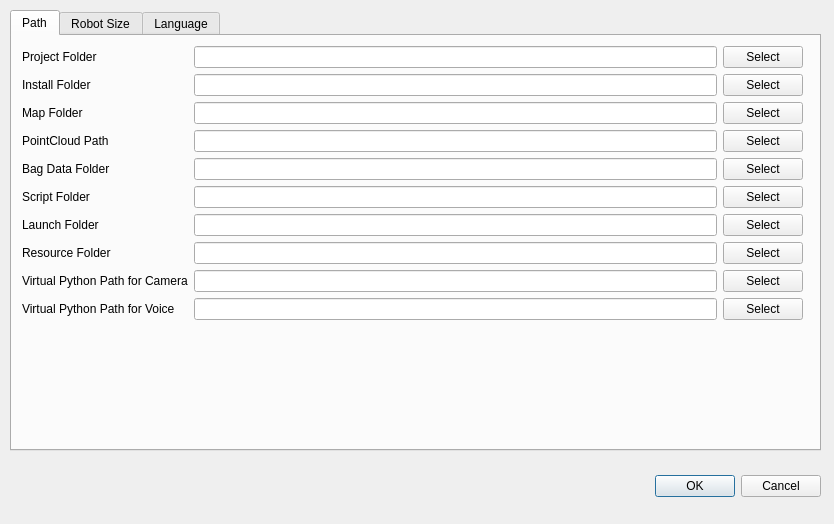
Above: src/robot_gui/ui/subwindow_system.ui from 7174952/amr-3d-lidar-ros2 before the change. Below: the same form after it.
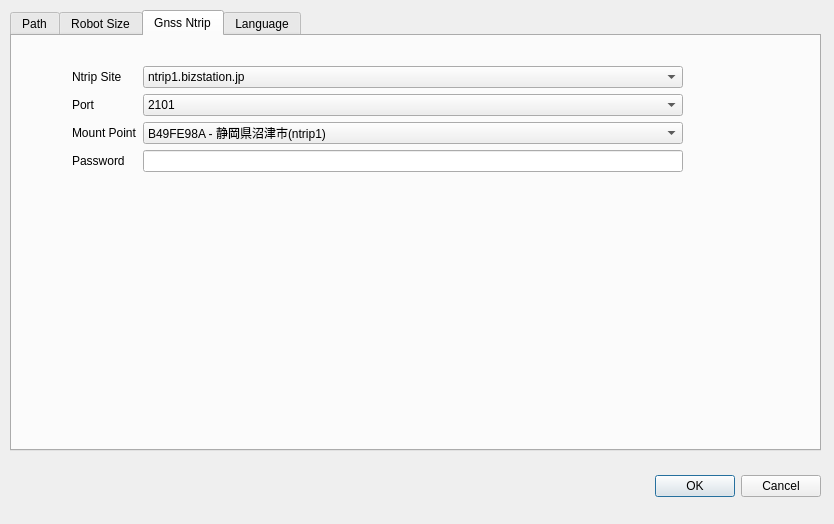
That is the form after the change. The open tabs and pages were chosen to show the change.

Patch:
```diff
--- a/src/robot_gui/ui/subwindow_system.ui
+++ b/src/robot_gui/ui/subwindow_system.ui
@@ -331,6 +331,123 @@
       </item>
       <item row="3" column="1">
        <widget class="QLineEdit" name="lineEdit_robotHeight"/>
+      </item>
+      <item row="4" column="0">
+       <widget class="QLabel" name="label_WidthTolarance">
+        <property name="text">
+         <string>Robot Width Tolerance (m)</string>
+        </property>
+       </widget>
+      </item>
+      <item row="4" column="1">
+       <widget class="QLineEdit" name="lineEdit_obstTolerance"/>
+      </item>
+     </layout>
+    </widget>
+   </widget>
+   <widget class="QWidget" name="tab_GnssNtrip">
+    <attribute name="title">
+     <string>Gnss Ntrip</string>
+    </attribute>
+    <widget class="QWidget" name="verticalLayoutWidget">
+     <property name="geometry">
+      <rect>
+       <x>60</x>
+       <y>30</y>
+       <width>611</width>
+       <height>341</height>
+      </rect>
+     </property>
+     <layout class="QVBoxLayout" name="verticalLayout">
+      <item>
+       <layout class="QFormLayout" name="formLayout_3">
+        <item row="0" column="1">
+         <widget class="QComboBox" name="comboBox_ntripSite">
+          <property name="editable">
+           <bool>false</bool>
+          </property>
+          <item>
+           <property name="text">
+            <string>ntrip1.bizstation.jp</string>
+           </property>
+          </item>
+          <item>
+           <property name="text">
+            <string>rtk2go.com</string>
+           </property>
+          </item>
+         </widget>
+        </item>
+        <item row="0" column="0">
+         <widget class="QLabel" name="label_ntripSite">
+          <property name="text">
+           <string>Ntrip Site</string>
+          </property>
+         </widget>
+        </item>
+        <item row="1" column="0">
+         <widget class="QLabel" name="label_accessPort">
+          <property name="text">
+           <string>Port</string>
+          </property>
+         </widget>
+        </item>
+        <item row="1" column="1">
+         <widget class="QComboBox" name="comboBox_accessPort">
+          <item>
+           <property name="text">
+            <string>2101</string>
+           </property>
+          </item>
+         </widget>
+        </item>
+        <item row="2" column="0">
+         <widget class="QLabel" name="label_mountPoint">
+          <property name="text">
+           <string>Mount Point</string>
+          </property>
+         </widget>
+        </item>
+        <item row="3" column="0">
+         <widget class="QLabel" name="label_password">
+          <property name="text">
+           <string>Password</string>
+          </property>
+         </widget>
+        </item>
+        <item row="3" column="1">
+         <widget class="QLineEdit" name="lineEdit_password"/>
+        </item>
+        <item row="2" column="1">
+         <widget class="QComboBox" name="comboBox_mountPoint">
+          <item>
+           <property name="text">
+            <string>B49FE98A - 静岡県沼津市(ntrip1)</string>
+           </property>
+          </item>
+          <item>
+           <property name="text">
+            <string>B4A00B46 - 横浜市西区(ntrip1)</string>
+           </property>
+          </item>
+          <item>
+           <property name="text">
+            <string>981FD39A - 山梨県富士河口湖町(ntrip1)</string>
+           </property>
+          </item>
+          <item>
+           <property name="text">
+            <string>B49FE586 - 山梨県南巨摩郡(ntrip1)</string>
+           </property>
+          </item>
+          <item>
+           <property name="text">
+            <string>mikuni_odawara - 小田原ミクニ(rtk2go)</string>
+           </property>
+          </item>
+         </widget>
+        </item>
+       </layout>
       </item>
      </layout>
     </widget>
```
Left out of the diff: 16 changed lines with no effect on the pictures.
